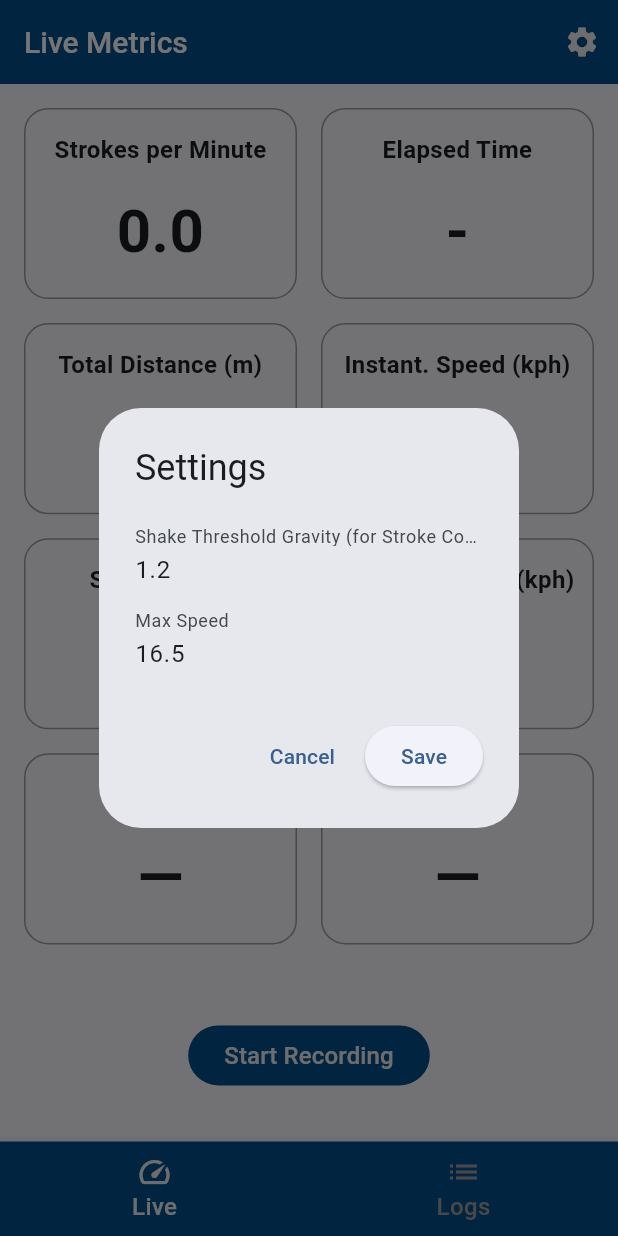
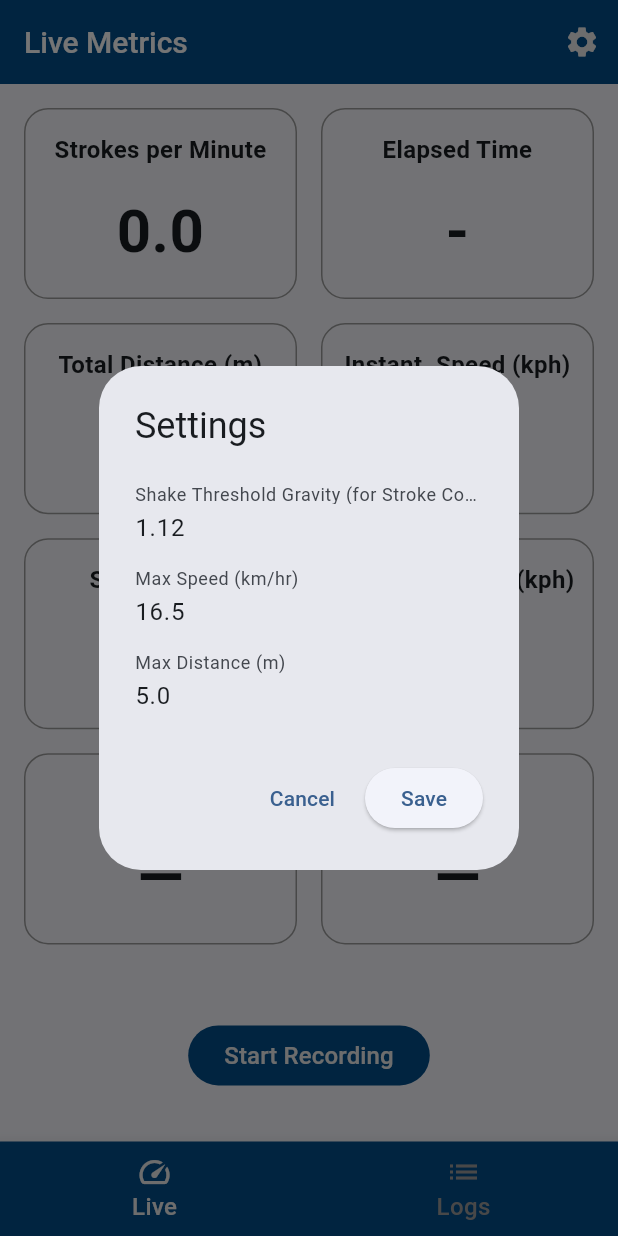
Before and after one commit to AMWen/pandaboat, a Flutter app: the screen it shows after launch, after a tap on the "settings" icon, on a phone screen of 412 x 824 dp. Run offline on Flutter 3.47's test engine with Material 3 defaults, Android fonts, the phone set to English and light mode, and no system bars; our stand-ins replace csv, file_picker, flutter_map, geolocator, latlong2, rxdart and 2 more; missing offline and left inert: geolocator_android, geolocator_apple, shake.

Commit message:
add distance filter, calculations offloaded to microtask

```diff
--- a/lib/tabs/live_tab.dart
+++ b/lib/tabs/live_tab.dart
@@ -19,8 +19,9 @@ class LiveTab extends StatefulWidget {
 
 class LiveTabState extends State<LiveTab> with AutomaticKeepAliveClientMixin {
   final logger = LocationLogger();
-  double shakeThresholdGravity = 1.2;
+  double shakeThresholdGravity = 1.12;
   double maxSpeed = 16.5;
+  double maxDistance = 5;
 
   double currentSpeed = 0.0;
   double smoothedSpeed = 0.0;
@@ -52,7 +53,7 @@ class LiveTabState extends State<LiveTab> with AutomaticKeepAliveClientMixin {
     super.initState();
     _initLocation();
 
-    shakeDetector = initializeShakeDetector(shakeThresholdGravity);
+    shakeDetector = _initShakeDetector(shakeThresholdGravity);
     uiUpdateTimer = Timer.periodic(const Duration(seconds: 1), (_) => updateUI());
     spmTimer = Timer.periodic(const Duration(seconds: 1), (_) => calculateSPM());
     gpsFlushTimer = Timer.periodic(const Duration(seconds: 5), (_) {
@@ -62,7 +63,7 @@ class LiveTabState extends State<LiveTab> with AutomaticKeepAliveClientMixin {
     });
   }
 
-  ShakeDetector initializeShakeDetector(double threshold) {
+  ShakeDetector _initShakeDetector(double threshold) {
     return ShakeDetector.autoStart(
       onPhoneShake: (event) {
         final now = DateTime.now();
@@ -129,24 +130,38 @@ class LiveTabState extends State<LiveTab> with AutomaticKeepAliveClientMixin {
     if (isRecording && recordingStartTime != null) {
       final elapsedMs = now.difference(recordingStartTime!).inMilliseconds;
 
-      // Calculate the distance traveled from the previous position to the current position
+      // Offload to async task
+      Future.microtask(() {
+        processPosition(position, elapsedMs, speed);
+      });
+    }
+
+    // Maintain recent data
+    recentData.add({'timestamp': now, 'speed': speed});
+    recentData.removeWhere((entry) => now.difference(entry['timestamp']).inSeconds > 3);
+  }
+
+  void processPosition(Position position, int elapsedMs, double speed) {
     double distance = 0.0;
     double calculatedSpeed = 0.0;
+
     if (gpsBuffer.isNotEmpty) {
-        final lastPosition = gpsBuffer.last;
+      final last = gpsBuffer.last;
+      final timeDelta = elapsedMs - last['t'];
+      if (timeDelta <= 0) return;
+
       distance = Geolocator.distanceBetween(
-          lastPosition['lat'],
-          lastPosition['lon'],
+        last['lat'],
+        last['lon'],
         position.latitude,
         position.longitude,
       );
-        calculatedSpeed = distance * 1000 / (elapsedMs - lastPosition['t']) * 3.6;
+
+      calculatedSpeed = distance * 1000 / timeDelta * 3.6;
     }
 
-      // Skip storing data if due to GPS drift
-      if (speed > maxSpeed) return;
+    if (speed > maxSpeed || distance > maxDistance) return;
 
-      // Update total distance
     totalDistance += distance;
 
     gpsBuffer.add({
@@ -159,10 +174,6 @@ class LiveTabState extends State<LiveTab> with AutomaticKeepAliveClientMixin {
       'distance': totalDistance,
       'spm': spm,
     });
-    }
-
-    recentData.add({'timestamp': now, 'speed': speed});
-    recentData.removeWhere((entry) => now.difference(entry['timestamp']).inSeconds > 3);
   }
 
   void updateUI() {
@@ -189,7 +200,7 @@ class LiveTabState extends State<LiveTab> with AutomaticKeepAliveClientMixin {
   }
 
   void calculateSPM() {
-    Duration window = Duration(seconds: 5);
+    Duration window = Duration(seconds: 5);  // SPM is averaged over past 5 seconds
     final now = strokes.isNotEmpty ? strokes.last : DateTime.now();
     final cutoff = now.subtract(window);
     strokes.retainWhere((s) => s.isAfter(cutoff));
@@ -246,6 +257,7 @@ class LiveTabState extends State<LiveTab> with AutomaticKeepAliveClientMixin {
   void showSettingsDialog() {
     final thresholdController = TextEditingController(text: shakeThresholdGravity.toString());
     final maxSpeedController = TextEditingController(text: maxSpeed.toString());
+    final maxDistanceController = TextEditingController(text: maxDistance.toString());
 
     showDialog(
       context: context,
@@ -270,7 +282,18 @@ class LiveTabState extends State<LiveTab> with AutomaticKeepAliveClientMixin {
                   controller: maxSpeedController,
                   keyboardType: TextInputType.number,
                   decoration: InputDecoration(
-                    labelText: 'Max Speed',
+                    labelText: 'Max Speed (km/hr)',
+                    focusedBorder: OutlineInputBorder(
+                      borderSide: BorderSide(color: primaryColor, width: 2),
+                    ),
+                    border: InputBorder.none,
+                  ),
+                ),
+                TextField(
+                  controller: maxDistanceController,
+                  keyboardType: TextInputType.number,
+                  decoration: InputDecoration(
+                    labelText: 'Max Distance (m)',
                     focusedBorder: OutlineInputBorder(
                       borderSide: BorderSide(color: primaryColor, width: 2),
                     ),
@@ -285,11 +308,12 @@ class LiveTabState extends State<LiveTab> with AutomaticKeepAliveClientMixin {
                 onPressed: () {
                   setState(() {
                     maxSpeed = double.tryParse(maxSpeedController.text) ?? 16.5;
-                    shakeThresholdGravity = double.tryParse(thresholdController.text) ?? 1.2;
+                    maxDistance = double.tryParse(maxDistanceController.text) ?? 5;
+                    shakeThresholdGravity = double.tryParse(thresholdController.text) ?? 1.12;
 
                     // Recreate the ShakeDetector with the new threshold
                     shakeDetector?.stopListening();
-                    shakeDetector = initializeShakeDetector(shakeThresholdGravity);
+                    shakeDetector = _initShakeDetector(shakeThresholdGravity);
                   });
                   Navigator.pop(context);
                 },
```
Lines whose indentation alone changed are shown as unchanged.
